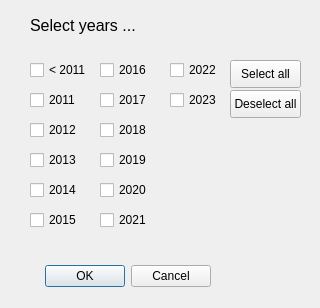
bvermeulen/QGIS, file plugins/picture_select/picture_select_dlg.ui: the form before one commit.
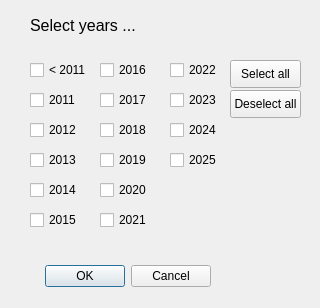
The form after the commit.

What changed in the file:
```diff
--- a/plugins/picture_select/picture_select_dlg.ui
+++ b/plugins/picture_select/picture_select_dlg.ui
@@ -211,6 +211,32 @@
     <string>2023</string>
    </property>
   </widget>
+  <widget class="QCheckBox" name="cb_2024">
+   <property name="geometry">
+    <rect>
+     <x>170</x>
+     <y>120</y>
+     <width>71</width>
+     <height>20</height>
+    </rect>
+   </property>
+   <property name="text">
+    <string>2024</string>
+   </property>
+  </widget>
+  <widget class="QCheckBox" name="cb_2025">
+   <property name="geometry">
+    <rect>
+     <x>170</x>
+     <y>150</y>
+     <width>71</width>
+     <height>20</height>
+    </rect>
+   </property>
+   <property name="text">
+    <string>2025</string>
+   </property>
+  </widget>
   <widget class="QLabel" name="label">
    <property name="geometry">
     <rect>
```
